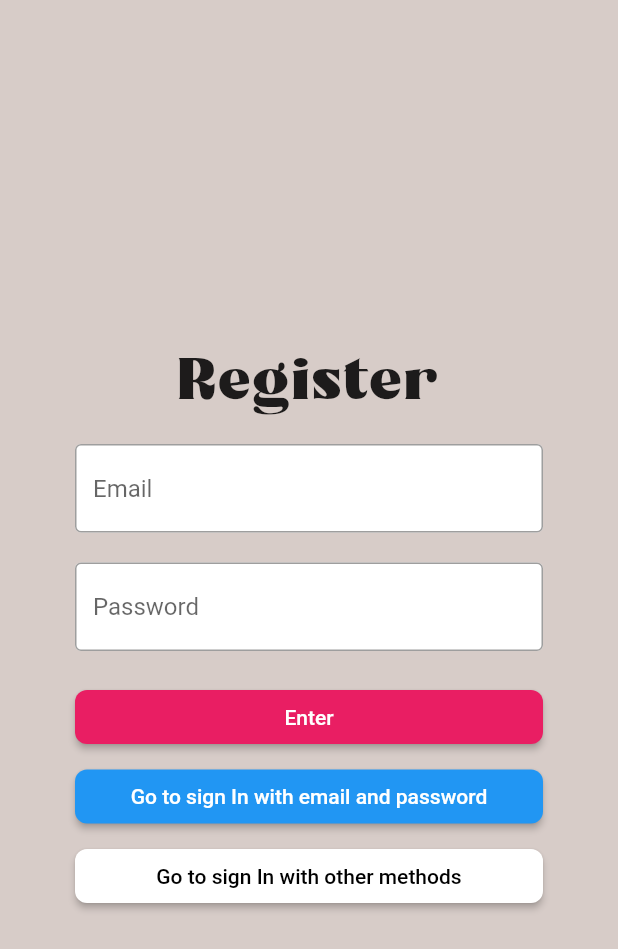
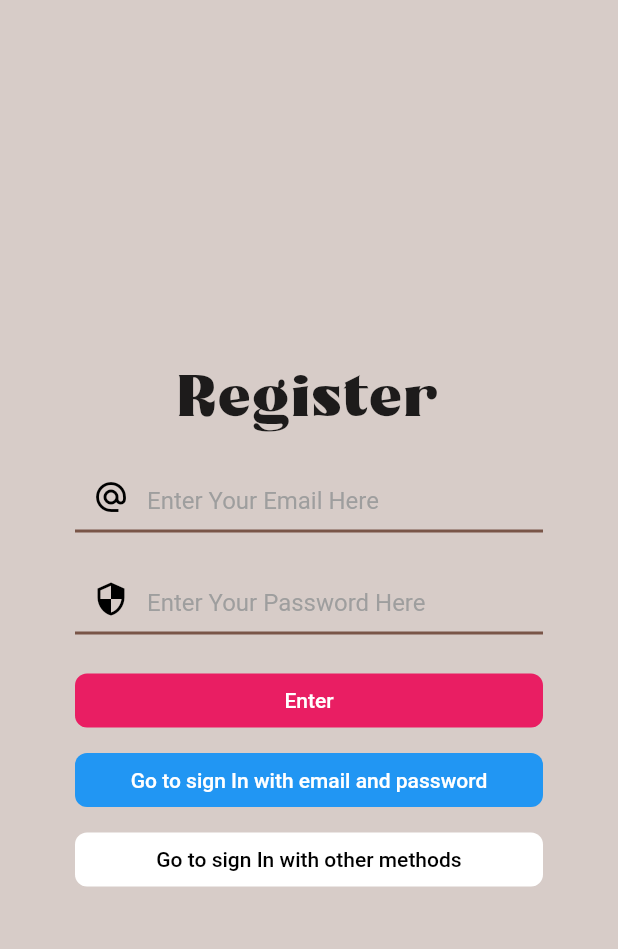
Before and after one commit to danielmesa20/Flutter-App-Auth, a Flutter app: the screen it shows after launch, after a tap on "Sign in with email and password", after a tap on "Enter", after a tap on "Go to Register", on a phone screen of 412 x 824 dp. Shown: the top 949 px of the screen. Run offline on Flutter 3.47's test engine with Material 2 defaults, Android fonts, the phone set to English and light mode, and no system bars; our stand-ins replace firebase_auth, flutter_spinkit, fluttertoast, google_sign_in; missing offline and left inert: flutter_auth_buttons, flutter_facebook_login; accounts and stored records are empty.

Commit message:
Version 5

```diff
--- a/lib/screens/authenticate/register.dart
+++ b/lib/screens/authenticate/register.dart
@@ -17,6 +17,7 @@ class _RegisterState extends State<Register> {
   //Variables
   final AuthService _auth = AuthService();
   final _formKey = GlobalKey<FormState>();
+  final focus = FocusNode();
   bool loading = false;
   String email = '';
   String password = '';
@@ -50,23 +51,29 @@ class _RegisterState extends State<Register> {
                           SizedBox(height: 20.0),
                           TextFormField(
                             keyboardType: TextInputType.emailAddress,
+                            textAlignVertical: TextAlignVertical.bottom,
+                            textInputAction: TextInputAction.next,
+                            enableSuggestions: true,
                             decoration:
-                                textInputDecoration.copyWith(hintText: 'Email'),
+                                textInputDecoration.copyWith(hintText: 'Enter Your Email Here', prefixIcon: Icon(Icons.alternate_email, color: Colors.black,)),
                             validator: (val) {
                               if (val.isEmpty) {
                                 return 'Enter an email';
-                              } else if (!val.contains('@')) {
+                              } else if (!validateEmail(val)) {
                                 return 'Enter an valid email';
                               } else {
                                 return null;
                               }
                             },
                             onChanged: (val) => setState(() => email = val),
+                            onFieldSubmitted: (v) => FocusScope.of(context).requestFocus(focus),
                           ),
                           SizedBox(height: 20.0),
                           TextFormField(
-                            decoration: textInputDecoration.copyWith(
-                                hintText: 'Password'),
+                            enableSuggestions: true,
+                            textAlignVertical: TextAlignVertical.bottom,
+                            focusNode: focus,
+                            decoration: textInputDecoration.copyWith(hintText: 'Enter Your Password Here', prefixIcon: Icon(Icons.security, color: Colors.black,)),
                             validator: (val) {
                               if (val.isEmpty) {
                                 return 'Enter a password';
@@ -82,6 +89,7 @@ class _RegisterState extends State<Register> {
                           SizedBox(height: 20.0),
                           RaisedButton(
                             color: Colors.pink,
+                            elevation: 0.0,
                             shape: RoundedRectangleBorder(
                               borderRadius: new BorderRadius.circular(8.0),
                             ),
@@ -105,6 +113,7 @@ class _RegisterState extends State<Register> {
                           ),
                           SizedBox(height: 5.0),
                           RaisedButton(
+                            elevation: 0.0,
                             color: Colors.blue,
                             shape: RoundedRectangleBorder(
                               borderRadius: new BorderRadius.circular(8.0),
@@ -117,6 +126,7 @@ class _RegisterState extends State<Register> {
                           ),
                           SizedBox(height: 5.0),
                           RaisedButton(
+                            elevation: 0.0,
                             color: Colors.white,
                             shape: RoundedRectangleBorder(
                               borderRadius: new BorderRadius.circular(8.0),
--- a/lib/screens/authenticate/sign_in.dart
+++ b/lib/screens/authenticate/sign_in.dart
@@ -78,6 +78,7 @@ class _SignInState extends State<SignIn> {
                             SizedBox(height: 10.0),
                             RaisedButton(
                               color: Colors.pink,
+                              elevation: 0.0,
                               shape: RoundedRectangleBorder(
                                 borderRadius: new BorderRadius.circular(8.0),
                               ),
--- a/lib/screens/authenticate/sign_in_email.dart
+++ b/lib/screens/authenticate/sign_in_email.dart
@@ -12,17 +12,16 @@ class SignInWithEmail extends StatefulWidget {
 }
 
 class _SignInWithEmailState extends State<SignInWithEmail> {
-
   //Variables
   final AuthService _auth = AuthService();
   final _formKey = GlobalKey<FormState>();
+  final focus = FocusNode();
   bool loading = false;
   String email = '';
   String password = '';
 
   @override
   Widget build(BuildContext context) {
-
     return loading
         ? Loading()
         : Scaffold(
@@ -32,7 +31,8 @@ class _SignInWithEmailState extends State<SignInWithEmail> {
               heightFactor: 2.0,
               child: Container(
                 child: Padding(
-                  padding: EdgeInsets.symmetric(vertical: 20.0, horizontal: 50.0),
+                  padding:
+                      EdgeInsets.symmetric(vertical: 20.0, horizontal: 50.0),
                   child: Form(
                     key: _formKey,
                     child: SingleChildScrollView(
@@ -53,24 +53,35 @@ class _SignInWithEmailState extends State<SignInWithEmail> {
                           TextFormField(
                             enableSuggestions: true,
                             keyboardType: TextInputType.emailAddress,
-                            decoration:
-                                textInputDecoration.copyWith(hintText: 'Email'),
+                            textAlignVertical: TextAlignVertical.bottom,
+                            textInputAction: TextInputAction.next,
+                            decoration: textInputDecoration.copyWith(
+                                hintText: 'Enter Your Email Here',
+                                prefixIcon: Icon(Icons.alternate_email,
+                                    color: Colors.black)),
                             validator: (val) {
                               if (val.isEmpty) {
                                 return 'Enter an email';
-                              } else if (!val.contains('@')) {
+                              } else if (!validateEmail(val)) {
                                 return 'Enter an valid email';
                               } else {
                                 return null;
                               }
                             },
                             onChanged: (val) => setState(() => email = val),
+                            onFieldSubmitted: (v) => FocusScope.of(context).requestFocus(focus),
                           ),
                           SizedBox(height: 20.0),
                           TextFormField(
                             enableSuggestions: true,
+                            focusNode: focus,
+                            textAlignVertical: TextAlignVertical.bottom,
                             decoration: textInputDecoration.copyWith(
-                                hintText: 'Password'),
+                                hintText: 'Enter Your Password Here',
+                                prefixIcon: Icon(
+                                  Icons.security,
+                                  color: Colors.black,
+                                )),
                             obscureText: true,
                             validator: (val) {
                               if (val.isEmpty) {
@@ -84,8 +95,9 @@ class _SignInWithEmailState extends State<SignInWithEmail> {
                           SizedBox(height: 20.0),
                           RaisedButton(
                             color: Colors.pink,
+                            elevation: 0.0,
                             shape: RoundedRectangleBorder(
-                              borderRadius: new BorderRadius.circular(8.0),
+                              borderRadius: BorderRadius.circular(8.0),
                             ),
                             child: Text(
                               "Enter",
@@ -107,6 +119,7 @@ class _SignInWithEmailState extends State<SignInWithEmail> {
                           ),
                           RaisedButton(
                             color: Colors.blue,
+                            elevation: 0.0,
                             shape: RoundedRectangleBorder(
                               borderRadius: new BorderRadius.circular(8.0),
                             ),
@@ -118,6 +131,7 @@ class _SignInWithEmailState extends State<SignInWithEmail> {
                           ),
                           RaisedButton(
                             color: Colors.grey,
+                            elevation: 0.0,
                             shape: RoundedRectangleBorder(
                               borderRadius: new BorderRadius.circular(8.0),
                             ),
@@ -126,9 +140,9 @@ class _SignInWithEmailState extends State<SignInWithEmail> {
                               style: TextStyle(color: Colors.white),
                             ),
                             onPressed: () async {
-                              if(email.isEmpty){
+                              if (email.isEmpty) {
                                 toastMessage('Please supply your email');
-                              }else{
+                              } else {
                                 setState(() => loading = true);
                                 await _auth.resetPassword(email);
                                 setState(() => loading = false);
@@ -138,6 +152,7 @@ class _SignInWithEmailState extends State<SignInWithEmail> {
                           ),
                           RaisedButton(
                             color: Colors.white,
+                            elevation: 0.0,
                             shape: RoundedRectangleBorder(
                               borderRadius: new BorderRadius.circular(8.0),
                             ),
--- a/lib/screens/home/home.dart
+++ b/lib/screens/home/home.dart
@@ -24,11 +24,9 @@ class _HomeState extends State<Home> {
               elevation: 0.0,
               centerTitle: true,
               actions: <Widget>[
-                FlatButton.icon(
-                  icon: Icon(
-                    Icons.exit_to_app,
-                  ),
-                  label: Text("logout"),
+                IconButton(
+                  icon: Icon(Icons.exit_to_app),
+                  tooltip: 'Increase volume by 10',
                   onPressed: () async {
                     setState(() => loading = true);
                     dynamic result = await _auth.signOut();
--- a/lib/screens/wrapper.dart
+++ b/lib/screens/wrapper.dart
@@ -10,8 +10,6 @@ class Wrapper extends StatelessWidget {
   Widget build(BuildContext context){
 
     final user = Provider.of<User>(context);
-    print(' test: ${user.toString()}');
-
     // return either Home or Authenticate widget
     if(user == null){
        return Authenticate();
--- a/lib/services/auth.dart
+++ b/lib/services/auth.dart
@@ -1,5 +1,4 @@
 import 'package:brew_crew/models/user.dart';
-import 'package:brew_crew/shared/loading.dart';
 import 'package:firebase_auth/firebase_auth.dart';
 import 'package:google_sign_in/google_sign_in.dart';
 import 'package:flutter_facebook_login/flutter_facebook_login.dart';
@@ -25,6 +24,7 @@ class AuthService {
 
   // _auth change user
   Stream<User> get user {
+    print("what");
     return _auth.onAuthStateChanged.map(_userFromFirebaseUser);
   }
 
--- a/lib/shared/constants.dart
+++ b/lib/shared/constants.dart
@@ -1,18 +1,22 @@
 import 'package:flutter/material.dart';
 import 'package:fluttertoast/fluttertoast.dart';
 
+//TextFormField decoration
 const textInputDecoration = InputDecoration(
-  fillColor: Colors.white,
+  hintStyle: TextStyle(
+    color: Colors.grey,
+  ),
+  fillColor:  Color.fromRGBO(128, 172, 164, 0),
   filled: true,
-  enabledBorder: OutlineInputBorder(
-    borderSide: BorderSide(color: Colors.grey, width: 1.0),
+  enabledBorder: UnderlineInputBorder(
+    borderSide: BorderSide(color: Colors.brown, width: 2.0),
   ),
-  focusedBorder: OutlineInputBorder(
-    borderSide: BorderSide(color: Colors.pink, width: 1.0),
+  focusedBorder: UnderlineInputBorder(
+    borderSide: BorderSide(color: Colors.pink, width: 2.0),
   ),
 );
 
-//Función para mostrar toast personalziados
+//Function to show Toast
 void toastMessage(String text) {
   Fluttertoast.showToast(
       msg: text,
@@ -23,3 +27,9 @@ void toastMessage(String text) {
       textColor: Colors.white,
       fontSize: 16.0);
 }
+
+// Function to Validate email
+bool validateEmail(String email){
+  bool valid = RegExp(r"^[a-zA-Z0-9.a-zA-Z0-9.!#$%&'*+-/=?^_`{|}~]+@[a-zA-Z0-9]+\.[a-zA-Z]+").hasMatch(email);
+  return valid;
+}
```
Lines whose indentation alone changed are shown as unchanged.
